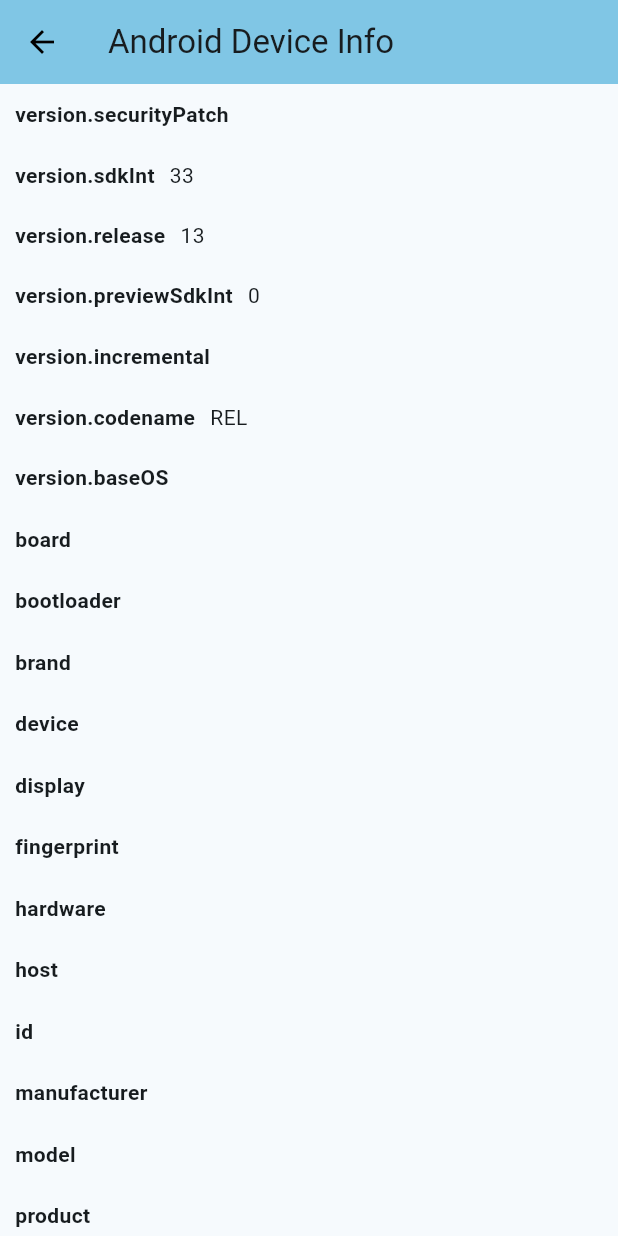
After one commit to TE-WEI0427/Full-Stack_Template, a Flutter app: the screen it shows after launch, after a tap on "plugin : device info plus", on a phone screen of 412 x 824 dp. The commit adds this screen. Run offline on Flutter 3.47's test engine with Material 2 defaults, Android fonts, the phone set to English and light mode, and no system bars; our stand-ins replace device_info_plus; network calls fail.

Commit message:
flut add four folder

```diff
--- /dev/null
+++ b/FlutterApp/my_app/lib/BaseConfig/config_appbar.dart
@@ -0,0 +1,15 @@
+import 'package:flutter/material.dart';
+
+class AppBarConfig1 {
+  static backgroundColor(BuildContext context) {
+    return Theme.of(context).colorScheme.inversePrimary;
+  }
+
+  /// 回上一頁
+  static Widget backButton(BuildContext context) {
+    return IconButton(
+      icon: const Icon(Icons.arrow_back, color: Colors.black),
+      onPressed: () => Navigator.of(context).pop(),
+    );
+  }
+}
--- /dev/null
+++ b/FlutterApp/my_app/lib/BaseConfig/config_delay.dart
@@ -0,0 +1,5 @@
+import 'package:flutter/material.dart';
+
+Future<Widget> delayGetWidge(Function callback) {
+  return Future.delayed(const Duration(seconds: 1), () => callback());
+}
--- /dev/null
+++ b/FlutterApp/my_app/lib/BaseConfig/config_materialapp.dart
@@ -0,0 +1,7 @@
+import 'package:flutter/material.dart';
+
+class ThemeDataConfig1 {
+  static ColorScheme colorScheme =
+      ColorScheme.fromSeed(seedColor: Colors.blueGrey);
+  static bool useMaterial3 = true;
+}
--- /dev/null
+++ b/FlutterApp/my_app/lib/BaseConfig/config_printlog.dart
@@ -0,0 +1,9 @@
+import 'dart:developer' as developer;
+
+void devLog(String name, String message) {
+  developer.log(message, name: name);
+}
+
+void devError(String name, Object error) {
+  developer.log("", name: name, error: error);
+}
--- a/FlutterApp/my_app/lib/Layout/cls_appbar.dart
+++ b/FlutterApp/my_app/lib/Layout/cls_appbar.dart
@@ -1,11 +1,12 @@
 import 'package:flutter/material.dart';
+import 'package:my_app/BaseConfig/config_appbar.dart';
 
 class ClsAppBar1 extends AppBar {
   final BuildContext context;
 
   ClsAppBar1(this.context, {super.key})
       : super(
-            backgroundColor: Theme.of(context).colorScheme.inversePrimary,
+            backgroundColor: AppBarConfig1.backgroundColor(context),
             leading: Builder(
                 builder: (context) => IconButton(
                     onPressed: () => Scaffold.of(context).openDrawer(),
--- a/FlutterApp/my_app/lib/Layout/widget_body.dart
+++ b/FlutterApp/my_app/lib/Layout/widget_body.dart
@@ -1,11 +1,24 @@
 import 'package:flutter/material.dart';
 
-Widget pagebody(int currentPageIndex) {
+import 'package:my_app/HttpService/callapi_1.dart';
+import 'package:my_app/Pages/page_device_info.dart';
+import 'package:my_app/Widgets/cus_button.dart';
+
+Widget pagebody(BuildContext context, int currentPageIndex) {
   return <Widget>[
     Container(
       color: Colors.yellow,
       alignment: Alignment.center,
-      child: const Text('Page 1'),
+      child: Column(children: [
+        cusButtons('Get Token', [Colors.blue, Colors.green], 2, () {
+          getToken();
+        }),
+        cusButtons('plugin : device info plus', [Colors.blue, Colors.green], 2,
+            () {
+          Navigator.push(context,
+              MaterialPageRoute(builder: (context) => const PageDEviceInfo()));
+        }),
+      ]),
     ),
     Container(
       color: Colors.green,
--- /dev/null
+++ b/FlutterApp/my_app/lib/Pages/page_device_info.dart
@@ -0,0 +1,90 @@
+import 'package:flutter/material.dart';
+
+import 'package:device_info_plus/device_info_plus.dart';
+import 'package:my_app/Plugins/plugin_device_info.dart';
+
+import 'package:my_app/BaseConfig/config_appbar.dart';
+import 'package:my_app/BaseConfig/config_materialapp.dart';
+import 'package:my_app/BaseConfig/config_printlog.dart';
+import 'package:my_app/BaseConfig/config_delay.dart';
+
+class PageDEviceInfo extends StatefulWidget {
+  const PageDEviceInfo({Key? key}) : super(key: key);
+
+  @override
+  State<PageDEviceInfo> createState() => _PageDEviceInfoState();
+}
+
+class _PageDEviceInfoState extends State<PageDEviceInfo> {
+  @override
+  Widget build(BuildContext context) {
+    return MaterialApp(
+      theme: ThemeData(
+          colorScheme: ThemeDataConfig1.colorScheme,
+          useMaterial3: ThemeDataConfig1.useMaterial3),
+      home: Scaffold(
+        appBar: AppBar(
+          backgroundColor: AppBarConfig1.backgroundColor(context),
+          leading: AppBarConfig1.backButton(context),
+          title: Text(getAppBarTitle()),
+          elevation: 4,
+        ),
+        body: FutureBuilder<Widget>(
+          future: delayGetWidge(getDEviceInfo),
+          builder: (context, snapshot) {
+            devLog(runtimeType.toString(), snapshot.connectionState.toString());
+            devLog(runtimeType.toString(), snapshot.hasData.toString());
+            devError(runtimeType.toString(), snapshot.data.runtimeType);
+
+            if (snapshot.connectionState == ConnectionState.done &&
+                snapshot.hasData) {
+              return snapshot.data!;
+            } else {
+              /// you handle others state like error while it will a widget no matter what, you can skip it
+              return const Center(child: CircularProgressIndicator());
+            }
+          },
+        ),
+      ),
+    );
+  }
+}
+
+Future<Widget> getDEviceInfo() async {
+  final DeviceInfoPlugin deviceInfoPlugin = DeviceInfoPlugin();
+
+  Map<String, dynamic> deviceData = await initPlatformState(deviceInfoPlugin);
+
+  return genDeviceInfoListView(deviceData);
+}
+
+Widget genDeviceInfoListView(Map<String, dynamic> deviceData) {
+  return ListView(
+      children: deviceData.keys.map(
+    (String property) {
+      return Row(
+        children: <Widget>[
+          Container(
+            padding: const EdgeInsets.all(10),
+            child: Text(
+              property,
+              style: const TextStyle(
+                fontWeight: FontWeight.bold,
+              ),
+            ),
+          ),
+          Expanded(
+            child: Container(
+              padding: const EdgeInsets.symmetric(vertical: 10),
+              child: Text(
+                '${deviceData[property]}',
+                maxLines: 10,
+                overflow: TextOverflow.ellipsis,
+              ),
+            ),
+          ),
+        ],
+      );
+    },
+  ).toList());
+}
--- /dev/null
+++ b/FlutterApp/my_app/lib/Plugins/plugin_device_info.dart
@@ -0,0 +1,188 @@
+import 'package:device_info_plus/device_info_plus.dart';
+import 'package:flutter/foundation.dart';
+import 'package:flutter/services.dart';
+
+String getAppBarTitle() {
+  return kIsWeb
+      ? 'Web Browser info'
+      : switch (defaultTargetPlatform) {
+          TargetPlatform.android => 'Android Device Info',
+          TargetPlatform.iOS => 'iOS Device Info',
+          TargetPlatform.linux => 'Linux Device Info',
+          TargetPlatform.windows => 'Windows Device Info',
+          TargetPlatform.macOS => 'MacOS Device Info',
+          TargetPlatform.fuchsia => 'Fuchsia Device Info',
+        };
+}
+
+Map<String, dynamic> _readAndroidBuildData(AndroidDeviceInfo build) {
+  return <String, dynamic>{
+    'version.securityPatch': build.version.securityPatch,
+    'version.sdkInt': build.version.sdkInt,
+    'version.release': build.version.release,
+    'version.previewSdkInt': build.version.previewSdkInt,
+    'version.incremental': build.version.incremental,
+    'version.codename': build.version.codename,
+    'version.baseOS': build.version.baseOS,
+    'board': build.board,
+    'bootloader': build.bootloader,
+    'brand': build.brand,
+    'device': build.device,
+    'display': build.display,
+    'fingerprint': build.fingerprint,
+    'hardware': build.hardware,
+    'host': build.host,
+    'id': build.id,
+    'manufacturer': build.manufacturer,
+    'model': build.model,
+    'product': build.product,
+    'supported32BitAbis': build.supported32BitAbis,
+    'supported64BitAbis': build.supported64BitAbis,
+    'supportedAbis': build.supportedAbis,
+    'tags': build.tags,
+    'type': build.type,
+    'isPhysicalDevice': build.isPhysicalDevice,
+    'systemFeatures': build.systemFeatures,
+    'displaySizeInches':
+        ((build.displayMetrics.sizeInches * 10).roundToDouble() / 10),
+    'displayWidthPixels': build.displayMetrics.widthPx,
+    'displayWidthInches': build.displayMetrics.widthInches,
+    'displayHeightPixels': build.displayMetrics.heightPx,
+    'displayHeightInches': build.displayMetrics.heightInches,
+    'displayXDpi': build.displayMetrics.xDpi,
+    'displayYDpi': build.displayMetrics.yDpi,
+    'serialNumber': build.serialNumber,
+  };
+}
+
+Map<String, dynamic> _readIosDeviceInfo(IosDeviceInfo data) {
+  return <String, dynamic>{
+    'name': data.name,
+    'systemName': data.systemName,
+    'systemVersion': data.systemVersion,
+    'model': data.model,
+    'localizedModel': data.localizedModel,
+    'identifierForVendor': data.identifierForVendor,
+    'isPhysicalDevice': data.isPhysicalDevice,
+    'utsname.sysname:': data.utsname.sysname,
+    'utsname.nodename:': data.utsname.nodename,
+    'utsname.release:': data.utsname.release,
+    'utsname.version:': data.utsname.version,
+    'utsname.machine:': data.utsname.machine,
+  };
+}
+
+Map<String, dynamic> _readLinuxDeviceInfo(LinuxDeviceInfo data) {
+  return <String, dynamic>{
+    'name': data.name,
+    'version': data.version,
+    'id': data.id,
+    'idLike': data.idLike,
+    'versionCodename': data.versionCodename,
+    'versionId': data.versionId,
+    'prettyName': data.prettyName,
+    'buildId': data.buildId,
+    'variant': data.variant,
+    'variantId': data.variantId,
+    'machineId': data.machineId,
+  };
+}
+
+Map<String, dynamic> _readWebBrowserInfo(WebBrowserInfo data) {
+  return <String, dynamic>{
+    'browserName': describeEnum(data.browserName),
+    'appCodeName': data.appCodeName,
+    'appName': data.appName,
+    'appVersion': data.appVersion,
+    'deviceMemory': data.deviceMemory,
+    'language': data.language,
+    'languages': data.languages,
+    'platform': data.platform,
+    'product': data.product,
+    'productSub': data.productSub,
+    'userAgent': data.userAgent,
+    'vendor': data.vendor,
+    'vendorSub': data.vendorSub,
+    'hardwareConcurrency': data.hardwareConcurrency,
+    'maxTouchPoints': data.maxTouchPoints,
+  };
+}
+
+Map<String, dynamic> _readMacOsDeviceInfo(MacOsDeviceInfo data) {
+  return <String, dynamic>{
+    'computerName': data.computerName,
+    'hostName': data.hostName,
+    'arch': data.arch,
+    'model': data.model,
+    'kernelVersion': data.kernelVersion,
+    'majorVersion': data.majorVersion,
+    'minorVersion': data.minorVersion,
+    'patchVersion': data.patchVersion,
+    'osRelease': data.osRelease,
+    'activeCPUs': data.activeCPUs,
+    'memorySize': data.memorySize,
+    'cpuFrequency': data.cpuFrequency,
+    'systemGUID': data.systemGUID,
+  };
+}
+
+Map<String, dynamic> _readWindowsDeviceInfo(WindowsDeviceInfo data) {
+  return <String, dynamic>{
+    'numberOfCores': data.numberOfCores,
+    'computerName': data.computerName,
+    'systemMemoryInMegabytes': data.systemMemoryInMegabytes,
+    'userName': data.userName,
+    'majorVersion': data.majorVersion,
+    'minorVersion': data.minorVersion,
+    'buildNumber': data.buildNumber,
+    'platformId': data.platformId,
+    'csdVersion': data.csdVersion,
+    'servicePackMajor': data.servicePackMajor,
+    'servicePackMinor': data.servicePackMinor,
+    'suitMask': data.suitMask,
+    'productType': data.productType,
+    'reserved': data.reserved,
+    'buildLab': data.buildLab,
+    'buildLabEx': data.buildLabEx,
+    'digitalProductId': data.digitalProductId,
+    'displayVersion': data.displayVersion,
+    'editionId': data.editionId,
+    'installDate': data.installDate,
+    'productId': data.productId,
+    'productName': data.productName,
+    'registeredOwner': data.registeredOwner,
+    'releaseId': data.releaseId,
+    'deviceId': data.deviceId,
+  };
+}
+
+Future<Map<String, dynamic>> initPlatformState(
+    DeviceInfoPlugin deviceInfoPlugin) async {
+  var deviceData = <String, dynamic>{};
+
+  try {
+    if (kIsWeb) {
+      deviceData = _readWebBrowserInfo(await deviceInfoPlugin.webBrowserInfo);
+    } else {
+      deviceData = switch (defaultTargetPlatform) {
+        TargetPlatform.android =>
+          _readAndroidBuildData(await deviceInfoPlugin.androidInfo),
+        TargetPlatform.iOS =>
+          _readIosDeviceInfo(await deviceInfoPlugin.iosInfo),
+        TargetPlatform.linux =>
+          _readLinuxDeviceInfo(await deviceInfoPlugin.linuxInfo),
+        TargetPlatform.windows =>
+          _readWindowsDeviceInfo(await deviceInfoPlugin.windowsInfo),
+        TargetPlatform.macOS =>
+          _readMacOsDeviceInfo(await deviceInfoPlugin.macOsInfo),
+        TargetPlatform.fuchsia => <String, dynamic>{
+            'Error:': 'Fuchsia platform isn\'t supported'
+          },
+      };
+    }
+  } on PlatformException {
+    deviceData = <String, dynamic>{'Error:': 'Failed to get platform version.'};
+  }
+
+  return deviceData;
+}
--- /dev/null
+++ b/FlutterApp/my_app/lib/Widgets/cus_button.dart
@@ -0,0 +1,21 @@
+import 'package:flutter/material.dart';
+
+Widget cusButtons(String text, List<Color> borderColors, double borderWidth,
+    Function onClick) {
+  return OutlinedButton(
+    style: ButtonStyle(
+      shape: MaterialStateProperty.all<OutlinedBorder>(const StadiumBorder()),
+      side: MaterialStateProperty.resolveWith<BorderSide>(
+          (Set<MaterialState> states) {
+        final Color color = states.contains(MaterialState.pressed)
+            ? borderColors[0]
+            : borderColors[1];
+        return BorderSide(color: color, width: borderWidth);
+      }),
+    ),
+    onPressed: () {
+      onClick();
+    },
+    child: Text(text),
+  );
+}
--- a/FlutterApp/my_app/lib/main.dart
+++ b/FlutterApp/my_app/lib/main.dart
@@ -1,4 +1,5 @@
 import 'package:flutter/material.dart';
+import 'package:my_app/BaseConfig/config_materialapp.dart';
 
 import 'package:my_app/Layout/cls_appbar.dart';
 import 'package:my_app/Layout/cls_bottombar.dart';
@@ -6,9 +7,8 @@ import 'package:my_app/Layout/widget_body.dart';
 import 'package:my_app/Layout/widget_destination.dart';
 import 'package:my_app/Layout/widget_drawer.dart';
 
-import 'package:my_app/HttpService/callapi_1.dart';
-
 void main() {
+  WidgetsFlutterBinding.ensureInitialized();
   runApp(const MyApp());
 }
 
@@ -20,9 +20,8 @@ class MyApp extends StatelessWidget {
     return MaterialApp(
       title: 'Flutter Demo',
       theme: ThemeData(
-        colorScheme: ColorScheme.fromSeed(seedColor: Colors.blueGrey),
-        useMaterial3: true,
-      ),
+          colorScheme: ThemeDataConfig1.colorScheme,
+          useMaterial3: ThemeDataConfig1.useMaterial3),
       home: const MyHomePage(),
     );
   }
@@ -41,7 +40,6 @@ class _MyHomePageState extends State<MyHomePage> {
   @override
   void initState() {
     super.initState();
-    GetToken();
   }
 
   void onPageChange(int index) {
@@ -63,7 +61,7 @@ class _MyHomePageState extends State<MyHomePage> {
         indicatorColor: Colors.amber[800],
         destinations: destinations);
 
-    var pBody = pagebody(currentPageIndex);
+    var pBody = pagebody(context, currentPageIndex);
 
     var drawer = drawer1("AndyHsu", "andyhsu@zhtech.com.tw");
 
--- a/FlutterApp/my_app/pubspec.yaml
+++ b/FlutterApp/my_app/pubspec.yaml
@@ -37,6 +37,7 @@ dependencies:
   # Use with the CupertinoIcons class for iOS style icons.
   cupertino_icons: ^1.0.2
   http: ^1.1.0
+  device_info_plus: ^9.0.3
 
 dev_dependencies:
   flutter_test:
```
Also changed, not shown: FlutterApp/my_app/lib/HttpService/callapi_1.dart (+19 -6 lines), FlutterApp/my_app/pubspec.lock, 1 other file.
